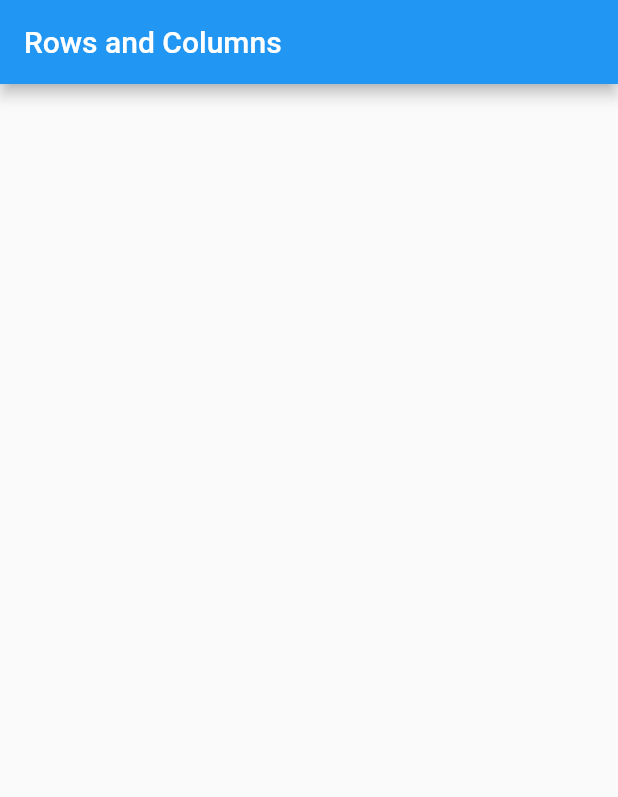
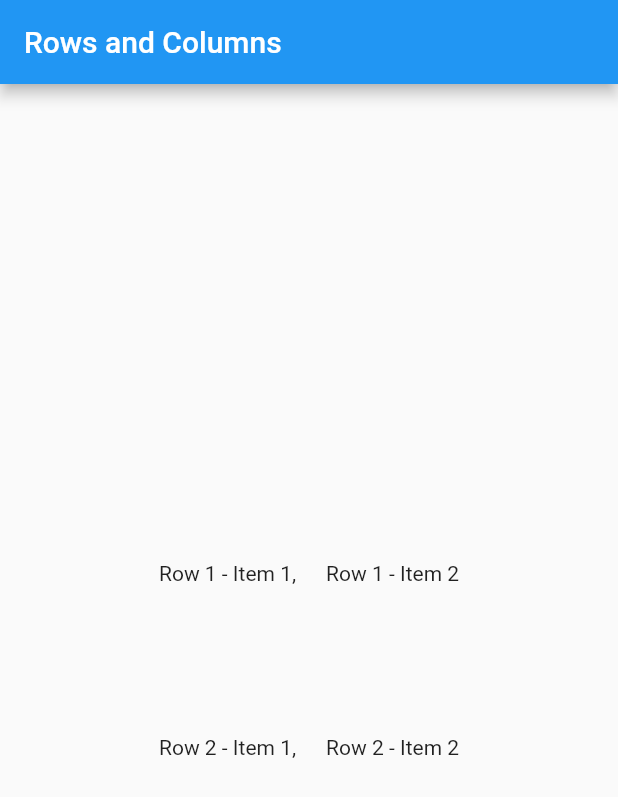
Before and after one commit to Gogo-jiii/Flutter-Rows-And-Columns, a Flutter app: the screen it shows after launch, on a phone screen of 412 x 824 dp. Shown: the top 797 px of the screen. Run offline on Flutter 3.47's test engine with Material 2 defaults, Android fonts, the phone set to English and light mode, and no system bars.

Commit message:
rows and columns

```diff
--- a/lib/main.dart
+++ b/lib/main.dart
@@ -36,7 +36,28 @@ class _MyHomePageState extends State<MyHomePage> {
       appBar: AppBar(
         title: Text(widget.title),
       ),
-      body: Center(),
+      body: Column(
+        mainAxisAlignment: MainAxisAlignment.center,
+        children: [
+          Row(
+            mainAxisAlignment: MainAxisAlignment.center,
+            children: const [
+              Text("Row 1 - Item 1,"),
+              SizedBox(width: 20),
+              Text("Row 1 - Item 2"),
+            ],
+          ),
+          const SizedBox(width: double.infinity, height: 100),
+          Row(
+            mainAxisAlignment: MainAxisAlignment.center,
+            children: const [
+              Text("Row 2 - Item 1,"),
+              SizedBox(width: 20),
+              Text("Row 2 - Item 2"),
+            ],
+          ),
+        ],
+      ),
     );
   }
 }
```
